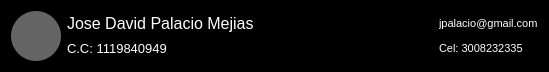
This is Resource/Views/frameDatos.ui in Jpalacio98/Tzedaka as Qt 5 draws it before an edit. The edited form follows.
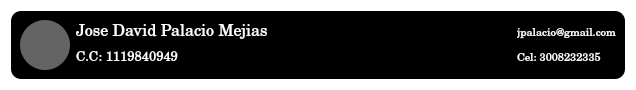
This is the edited form.

```diff
--- a/Resource/Views/frameDatos.ui
+++ b/Resource/Views/frameDatos.ui
@@ -6,15 +6,34 @@
    <rect>
     <x>0</x>
     <y>0</y>
-    <width>549</width>
-    <height>68</height>
+    <width>636</width>
+    <height>86</height>
    </rect>
   </property>
   <property name="windowTitle">
    <string>Frame</string>
   </property>
   <property name="styleSheet">
-   <string notr="true">background-color: rgb(0, 0, 0);</string>
+   <string notr="true">background-color: rgba(0, 0, 0,0);</string>
+  </property>
+  <layout class="QHBoxLayout" name="horizontalLayout_2">
+   <item>
+    <widget class="QFrame" name="frame_2">
+     <property name="styleSheet">
+      <string notr="true">QFrame{
+background-color: rgb(0, 0, 0);
+border-radius:10px;
+}
+QFrame:hover{
+background-color: rgb(50, 50, 50);
+border-radius:20px;
+}</string>
+     </property>
+     <property name="frameShape">
+      <enum>QFrame::StyledPanel</enum>
+     </property>
+     <property name="frameShadow">
+      <enum>QFrame::Raised</enum>
   </property>
   <layout class="QHBoxLayout" name="horizontalLayout">
    <item>
@@ -52,11 +71,13 @@
       <widget class="QLabel" name="label">
        <property name="font">
         <font>
+            <family>Century Schoolbook</family>
          <pointsize>12</pointsize>
         </font>
        </property>
        <property name="styleSheet">
-        <string notr="true">color: rgb(255, 255, 255);</string>
+           <string notr="true">color: rgb(255, 255, 255);
+background-color: rgba(255, 255, 255, 0);</string>
        </property>
        <property name="text">
         <string>Jose David Palacio Mejias</string>
@@ -67,11 +88,13 @@
       <widget class="QLabel" name="label_2">
        <property name="font">
         <font>
+            <family>Century Schoolbook</family>
          <pointsize>10</pointsize>
         </font>
        </property>
        <property name="styleSheet">
-        <string notr="true">color: rgb(255, 255, 255);</string>
+           <string notr="true">color: rgb(255, 255, 255);
+background-color: rgba(255, 255, 255, 0);</string>
        </property>
        <property name="text">
         <string>C.C: 1119840949</string>
@@ -102,11 +125,13 @@
       <widget class="QLabel" name="label_3">
        <property name="font">
         <font>
+            <family>Century Schoolbook</family>
          <pointsize>8</pointsize>
         </font>
        </property>
        <property name="styleSheet">
-        <string notr="true">color: rgb(255, 255, 255);</string>
+           <string notr="true">color: rgb(255, 255, 255);
+background-color: rgba(255, 255, 255, 0);</string>
        </property>
        <property name="text">
         <string>jpalacio@gmail.com</string>
@@ -117,11 +142,13 @@
       <widget class="QLabel" name="label_4">
        <property name="font">
         <font>
+            <family>Century Schoolbook</family>
          <pointsize>8</pointsize>
         </font>
        </property>
        <property name="styleSheet">
-        <string notr="true">color: rgb(255, 255, 255);</string>
+           <string notr="true">color: rgb(255, 255, 255);
+background-color: rgba(255, 255, 255, 0);</string>
        </property>
        <property name="text">
         <string>Cel: 3008232335</string>
@@ -129,6 +156,9 @@
       </widget>
      </item>
     </layout>
+      </item>
+     </layout>
+    </widget>
    </item>
   </layout>
  </widget>
```
Lines whose indentation alone changed are shown as unchanged.
